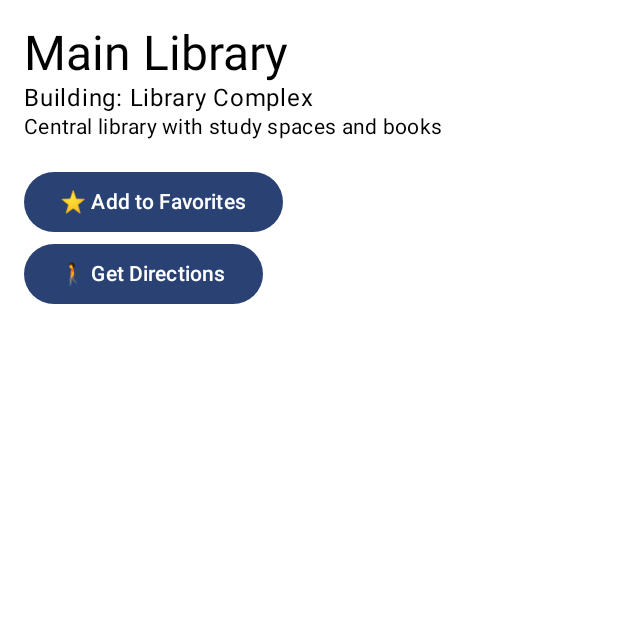
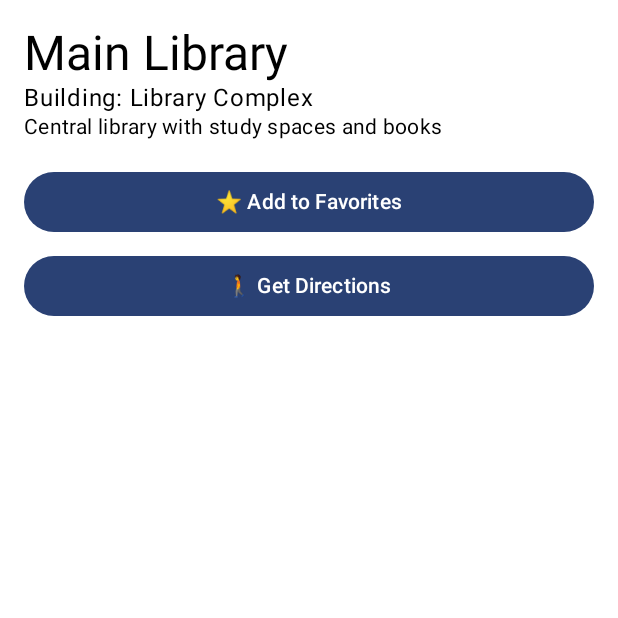
Before and after one commit to lemayian23/CampusNavigator, an Android app built with Jetpack Compose: the composable CampusNavApp shown on its own in the app's theme, after a tap on "Main Library", on a phone screen of 412 x 824 dp, the top half of it. Run offline under Robolectric (Android 15) with nearby library versions, the phone set to English and light mode, and no system bars.

```diff
--- a/app/src/main/java/ui/LocationDetailScreen.kt
+++ b/app/src/main/java/ui/LocationDetailScreen.kt
@@ -1,8 +1,10 @@
+// File: app/src/main/java/com/example/myapplication/ui/LocationDetailScreen.kt
 package com.example.myapplication.ui
 
 import androidx.compose.foundation.layout.Column
 import androidx.compose.foundation.layout.Spacer
 import androidx.compose.foundation.layout.fillMaxSize
+import androidx.compose.foundation.layout.fillMaxWidth  // ADD THIS IMPORT
 import androidx.compose.foundation.layout.height
 import androidx.compose.foundation.layout.padding
 import androidx.compose.material3.Button
@@ -44,14 +46,19 @@ fun LocationDetailScreen(location: Location?, navController: NavController) {
 
         Spacer(modifier = Modifier.height(16.dp))
 
-// Add buttons to LocationDetailScreen.kt
-        Button(onClick = { /* Add to favorites */ }) {
+        Button(
+            onClick = { /* Add to favorites */ },
+            modifier = Modifier.fillMaxWidth()  // This should work now
+        ) {
             Text("⭐ Add to Favorites")
         }
 
-        Button(onClick = {
-            // Show text directions like: "Go to Science Block, 2nd Floor"
-        }) {
+        Spacer(modifier = Modifier.height(8.dp))
+
+        Button(
+            onClick = { /* Show directions */ },
+            modifier = Modifier.fillMaxWidth()  // This should work now
+        ) {
             Text("🚶 Get Directions")
         }
     }
--- a/app/src/main/java/ui/LocationItem.kt
+++ b/app/src/main/java/ui/LocationItem.kt
@@ -1,3 +1,4 @@
+
 package com.example.myapplication.ui
 
 import androidx.compose.foundation.clickable
--- a/app/src/main/java/ui/MainScreen.kt
+++ b/app/src/main/java/ui/MainScreen.kt
@@ -47,6 +47,7 @@ fun MainScreen(navController: NavController) {
                         it.description.contains(searchText, ignoreCase = true)
             }) { location ->
                 LocationItem(location = location) {
+                    // Navigate to details screen
                     navController.navigate("details/${location.id}")
                 }
             }
```
